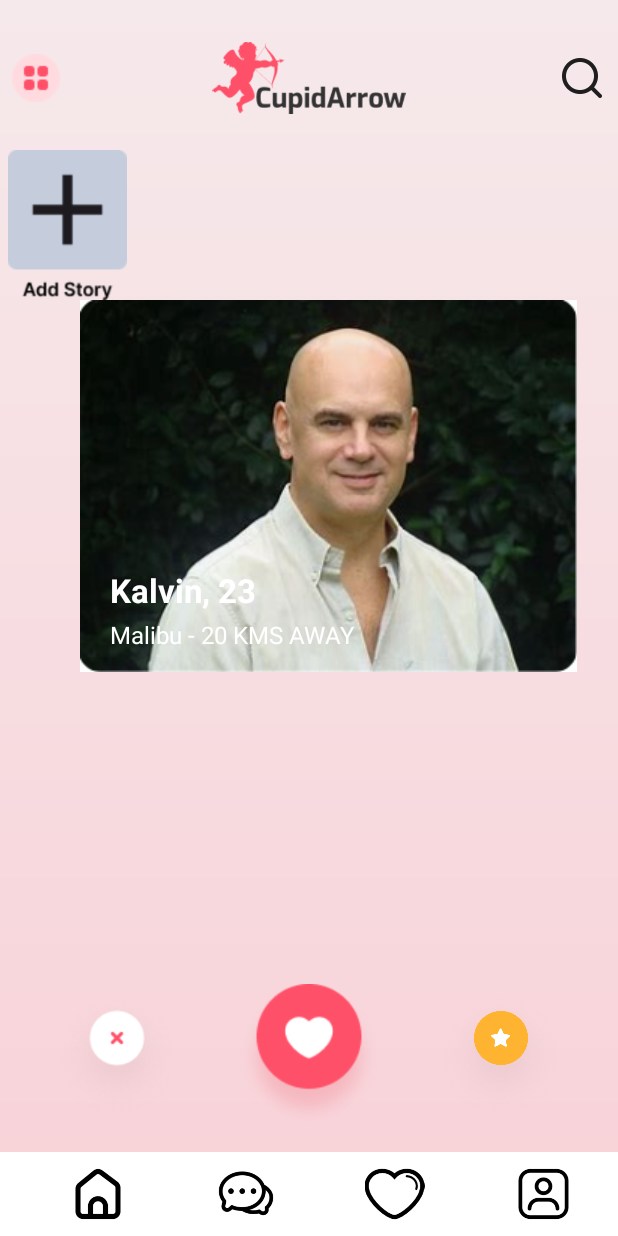
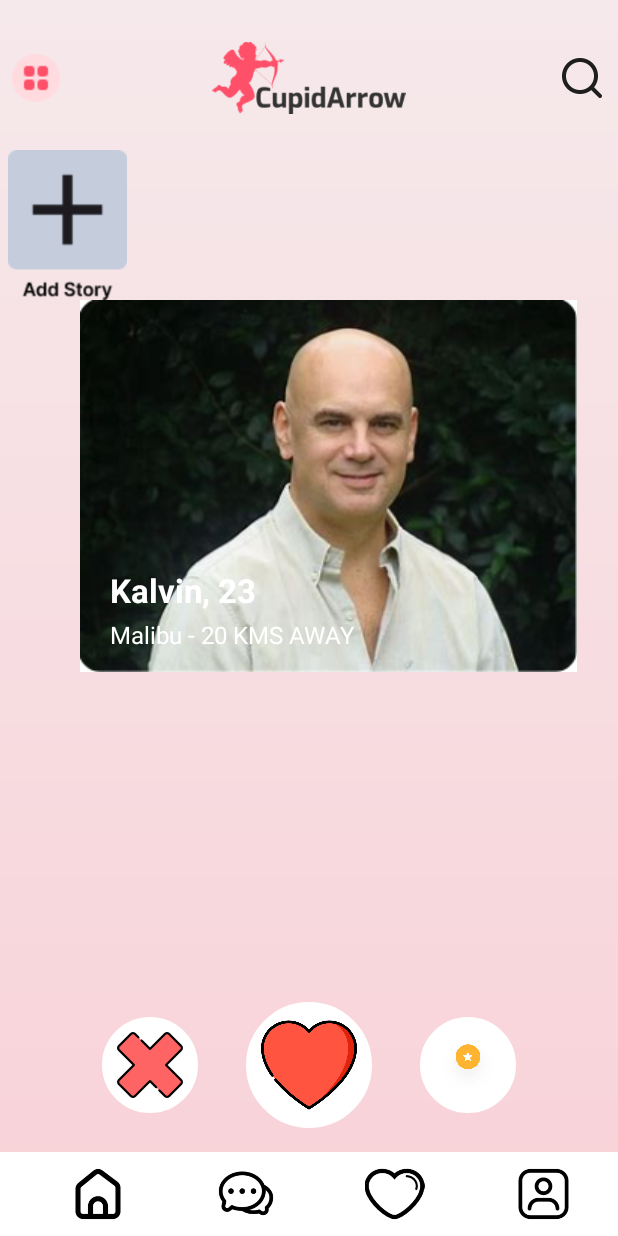
Before and after one commit to voquynhnga/Cupid-App, an Android app: the screen it shows after launch (MainActivity), on a phone screen of 412 x 824 dp. Run offline under Robolectric (Android 15) with nearby library versions, the phone set to English and light mode, and no system bars; our stand-ins replace navigation-ui.

Commit message:
change icon

```diff
--- a/app/src/main/res/drawable/round_button_with_border.xml
+++ b/app/src/main/res/drawable/round_button_with_border.xml
@@ -3,20 +3,13 @@
     android:shape="rectangle">
 
     <!-- Bo góc tròn cho nút -->
-    <corners android:radius="12dp" />
+    <corners android:radius="50dp" />
 
     <!-- Màu nền của nút -->
     <solid android:color="#FFFFFF" />
 
-    <!-- Đường viền của nút -->
     <stroke
-        android:width="2dp"
-        android:color="#000000" />
+        android:width="1dp"
+        android:color="#FFFFFF" />
 
-    <!-- Padding bên trong nút -->
-    <padding
-        android:left="8dp"
-        android:right="8dp"
-        android:top="4dp"
-        android:bottom="4dp" />
 </shape>
--- a/app/src/main/res/layout/activity_main.xml
+++ b/app/src/main/res/layout/activity_main.xml
@@ -27,7 +27,6 @@
             android:gravity="center"
             android:background="@color/white">
 
-            <!-- Các icon của thanh điều hướng -->
             <ImageView
                 android:id="@+id/nav_home"
                 android:layout_width="0dp"
--- a/app/src/main/res/layout/fragment_homepage.xml
+++ b/app/src/main/res/layout/fragment_homepage.xml
@@ -110,26 +110,31 @@
 
         <ImageView
             android:id="@+id/dislikeButton"
-            android:layout_width="96dp"
-            android:layout_height="96dp"
+            android:layout_width="64dp"
+            android:layout_height="64dp"
             android:layout_marginHorizontal="16dp"
-
+            android:background="@drawable/round_button_with_border"
             android:scaleType="fitCenter"
-            android:src="@drawable/dislike" />
+            android:padding="10dp"
+            android:src="@drawable/remove" />
 
         <ImageView
             android:id="@+id/likeButton"
-            android:layout_width="96dp"
-            android:layout_height="96dp"
+            android:layout_width="84dp"
+            android:layout_height="84dp"
             android:layout_marginHorizontal="16dp"
+            android:background="@drawable/round_button_with_border"
+            android:padding="10dp"
             android:src="@drawable/like"
             android:scaleType="fitCenter"/>
 
         <ImageView
             android:id="@+id/favoriteButton"
-            android:layout_width="96dp"
-            android:layout_height="96dp"
+            android:layout_width="64dp"
+            android:layout_height="64dp"
             android:layout_marginHorizontal="16dp"
+            android:background="@drawable/round_button_with_border"
+            android:padding="10dp"
             android:scaleType="fitCenter"
             android:src="@drawable/star" />
 
```
Also changed, not shown: app/src/main/res/drawable/like_border.xml (added, +8 -0 lines), app/src/main/res/layout/activity_dislike.xml (+85 -3 lines), app/src/main/res/layout/activity_like.xml (+13 -8 lines), app/src/main/res/layout/layout_top_navigation_view.xml (added, +29 -0 lines), app/src/main/res/drawable/like.png.
